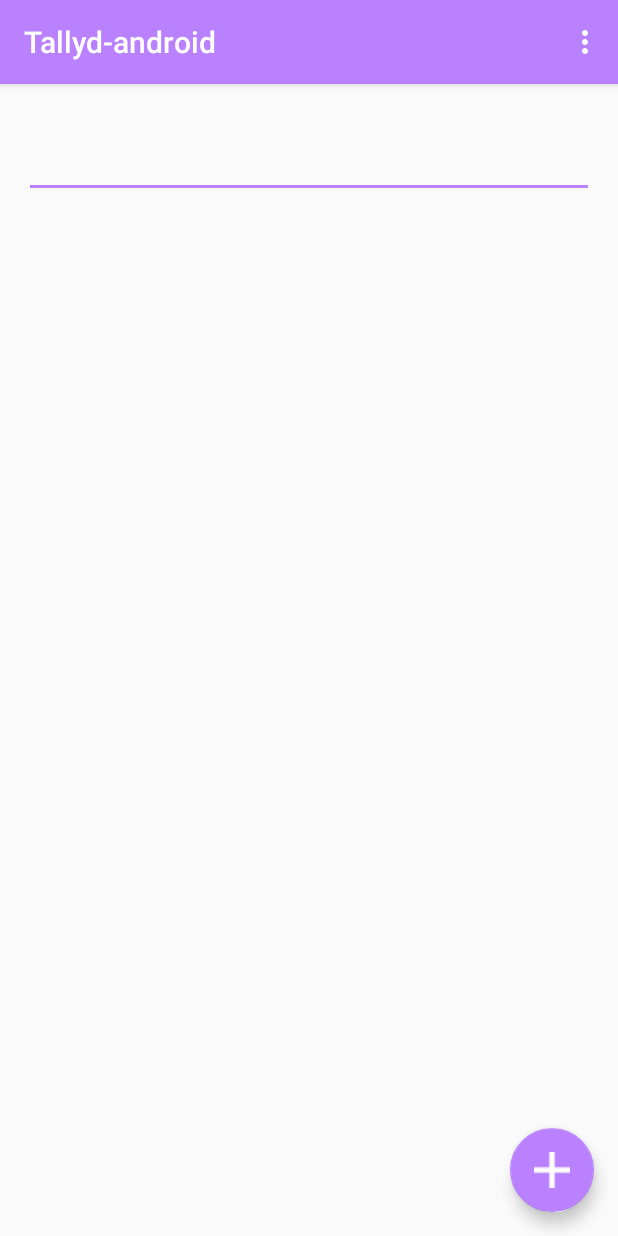
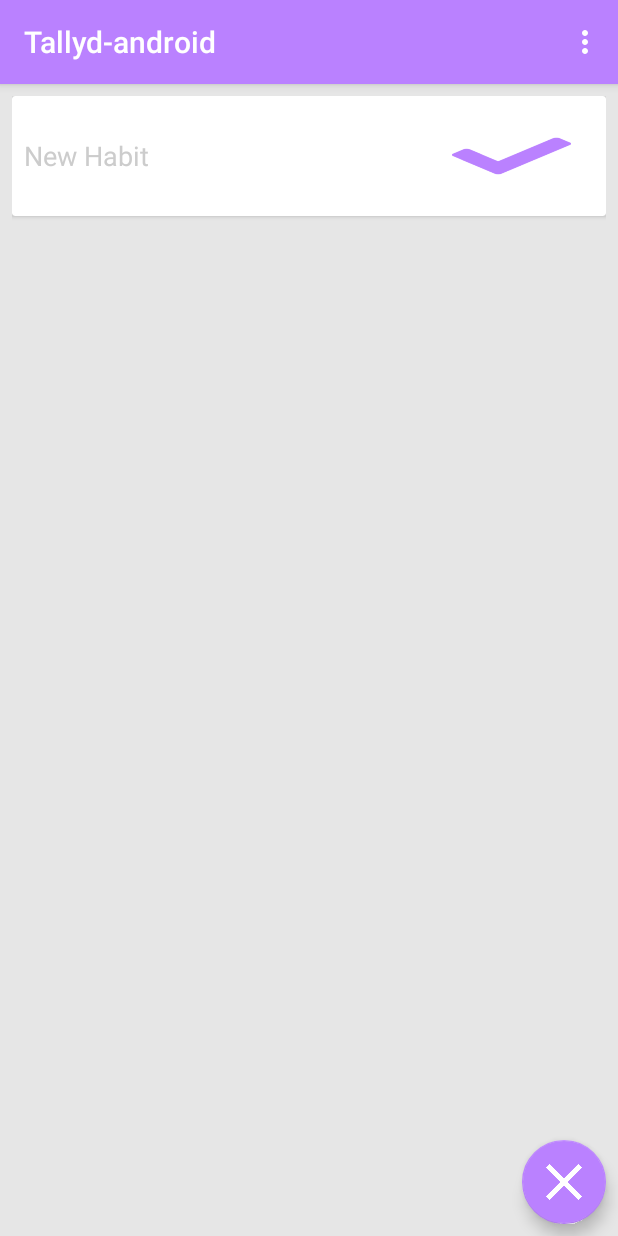
Before and after one commit to yawasare/Tallyd-android, an Android app: the MainActivity screen opened directly, with no data from a screen before it, after a tap on an icon or button, on a phone screen of 412 x 824 dp. Run offline under Robolectric (Android 15) with nearby library versions, the phone set to English and light mode, and no system bars; 1 statement that could not run was skipped.

```diff
--- a/app/src/main/java/productivity/yaw/asare/tallyd_android/MainActivity.java
+++ b/app/src/main/java/productivity/yaw/asare/tallyd_android/MainActivity.java
@@ -1,56 +1,107 @@
 package productivity.yaw.asare.tallyd_android;
 
 import android.app.Dialog;
+import android.content.res.Configuration;
 import android.os.Bundle;
 import android.support.design.widget.FloatingActionButton;
 import android.support.design.widget.Snackbar;
 import android.support.v7.app.AppCompatActivity;
+import android.support.v7.widget.CardView;
 import android.support.v7.widget.Toolbar;
+import android.view.KeyEvent;
 import android.view.View;
 import android.view.Menu;
 import android.view.MenuItem;
 import android.view.WindowManager;
 import android.view.inputmethod.InputMethodManager;
 import android.widget.EditText;
+import android.widget.ImageView;
+import android.widget.Toast;
 
 public class MainActivity extends AppCompatActivity {
 
     EditText mCreateHabitEditText;
-
+    CardView mHabitCard;
+    FloatingActionButton fab;
+    ImageView mConfirmHabit;
     @Override
     protected void onCreate(Bundle savedInstanceState) {
         super.onCreate(savedInstanceState);
         setContentView(R.layout.activity_main);
         Toolbar toolbar = (Toolbar) findViewById(R.id.toolbar);
         setSupportActionBar(toolbar);
+        mHabitCard = (CardView)findViewById(R.id.new_habit_card);
         mCreateHabitEditText = (EditText)findViewById(R.id.new_habit_edit);
+        fab = (FloatingActionButton) findViewById(R.id.fab);
 
-        FloatingActionButton fab = (FloatingActionButton) findViewById(R.id.fab);
-        fab.setOnClickListener(new View.OnClickListener() {
+        mCreateHabitEditText.setOnFocusChangeListener(new View.OnFocusChangeListener() {
             @Override
-            public void onClick(View view) {
-                if(mCreateHabitEditText.getVisibility() == View.VISIBLE){
-                    mCreateHabitEditText.setVisibility(View.GONE);
+            public void onFocusChange(View v, boolean hasFocus) {
+                if(!hasFocus){
+                    mHabitCard.setVisibility(View.GONE);
+                    InputMethodManager imm = (InputMethodManager)getSystemService(MainActivity.INPUT_METHOD_SERVICE);
+                    imm.hideSoftInputFromWindow(mCreateHabitEditText.getWindowToken(), 0);
+                    fab.setImageResource(R.drawable.plus);
                 }
                 else{
-                    mCreateHabitEditText.setVisibility(View.VISIBLE);
-                    mCreateHabitEditText.requestFocus();
-                    MainActivity.this.getWindow().setSoftInputMode(WindowManager.LayoutParams.SOFT_INPUT_STATE_ALWAYS_VISIBLE);
                     InputMethodManager inputMethodManager=(InputMethodManager)getSystemService(MainActivity.INPUT_METHOD_SERVICE);
                     inputMethodManager.toggleSoftInputFromWindow(mCreateHabitEditText.getApplicationWindowToken(), InputMethodManager.SHOW_FORCED, 0);
+                    fab.setImageResource(R.drawable.close);
+                }
+            }
+        });
 
-                    mCreateHabitEditText.setOnFocusChangeListener(new View.OnFocusChangeListener() {
-                        @Override
-                        public void onFocusChange(View v, boolean hasFocus) {
-                            if(!hasFocus){
-                                mCreateHabitEditText.setVisibility(View.GONE);
-                            }
-                        }
-                    });
+        mConfirmHabit.setOnClickListener(new View.OnClickListener() {
+            @Override
+            public void onClick(View v) {
+                if(!mCreateHabitEditText.getText().toString().isEmpty()){
 
                 }
             }
         });
+
+        fab.setOnClickListener(new View.OnClickListener() {
+            @Override
+            public void onClick(View view) {
+                if(mHabitCard.getVisibility() == View.VISIBLE){
+                    mHabitCard.setVisibility(View.GONE);
+                    InputMethodManager imm = (InputMethodManager)getSystemService(MainActivity.INPUT_METHOD_SERVICE);
+                    imm.hideSoftInputFromWindow(mCreateHabitEditText.getWindowToken(), 0);
+                    fab.setImageResource(R.drawable.plus);
+                }
+                else{
+                    mHabitCard.setVisibility(View.VISIBLE);
+                    mCreateHabitEditText.requestFocus();
+                    fab.setImageResource(R.drawable.close);
+                }
+            }
+        });
+    }
+
+    @Override
+    public void onBackPressed(){
+        // do something here and don't write super.onBackPressed()
+        if(mCreateHabitEditText.hasFocus()){
+            mHabitCard.setVisibility(View.GONE);
+            InputMethodManager imm = (InputMethodManager)getSystemService(MainActivity.INPUT_METHOD_SERVICE);
+            imm.hideSoftInputFromWindow(mCreateHabitEditText.getWindowToken(), 0);
+            fab.setImageResource(R.drawable.plus);
+        }
+        else
+            finish();
+    }
+
+    @Override
+    public void onConfigurationChanged(Configuration newConfig) {
+        super.onConfigurationChanged(newConfig);
+
+
+        // Checks whether a hardware keyboard is available
+        if (newConfig.hardKeyboardHidden == Configuration.HARDKEYBOARDHIDDEN_NO) {
+
+        } else if (newConfig.hardKeyboardHidden == Configuration.HARDKEYBOARDHIDDEN_YES) {
+            mCreateHabitEditText.setVisibility(View.GONE);
+        }
     }
 
     @Override
--- a/app/src/main/res/layout/content_main.xml
+++ b/app/src/main/res/layout/content_main.xml
@@ -8,17 +8,52 @@
     android:paddingLeft="@dimen/activity_horizontal_margin"
     android:paddingRight="@dimen/activity_horizontal_margin"
     android:paddingTop="@dimen/activity_vertical_margin"
+    android:background="@color/colorBackground"
     app:layout_behavior="@string/appbar_scrolling_view_behavior"
     tools:context="productivity.yaw.asare.tallyd_android.MainActivity"
     tools:showIn="@layout/activity_main">
 
-    <EditText
-        android:id="@+id/new_habit_edit"
+    <android.support.v7.widget.CardView
+        xmlns:android="http://schemas.android.com/apk/res/android"
         android:layout_width="match_parent"
-        android:layout_height="60dp"
-        android:inputType="textAutoComplete"
+        android:layout_height="80dp"
+        android:id="@+id/new_habit_card"
         android:visibility="gone"
-        />
+        >
+
+        <LinearLayout
+            android:layout_width="match_parent"
+            android:layout_height="match_parent"
+            android:padding="8dp">
+
+            <EditText
+                android:id="@+id/new_habit_edit"
+                android:layout_width="260dp"
+                android:layout_height="60dp"
+                android:inputType="textAutoComplete"
+                android:hint="New Habit"
+                android:textColorHint="#cccccc"
+                android:layout_gravity="center"
+                android:background="#00000000"
+                />
+
+            <ImageView
+                android:layout_width="wrap_content"
+                android:layout_height="match_parent"
+                android:id="@+id/confirm_habit"
+                android:scaleType="fitXY"
+                android:padding="15dp"
+                android:paddingStart="25dp"
+                android:paddingLeft="25dp"
+                android:src="@drawable/mark"
+                />
+
+        </LinearLayout>
+
+
+    </android.support.v7.widget.CardView>
+
+
 
     <android.support.v7.widget.RecyclerView
         android:id="@+id/my_recycler_view"
--- a/app/src/main/res/values/colors.xml
+++ b/app/src/main/res/values/colors.xml
@@ -3,4 +3,5 @@
     <color name="colorPrimary">#ba81ff</color>
     <color name="colorPrimaryDark">#ba81ff</color>
     <color name="colorAccent">#ba81ff</color>
+    <color name="colorBackground">#e6e6e6</color>
 </resources>
--- a/app/src/main/res/values/dimens.xml
+++ b/app/src/main/res/values/dimens.xml
@@ -1,6 +1,6 @@
 <resources>
     <!-- Default screen margins, per the Android Design guidelines. -->
-    <dimen name="activity_horizontal_margin">16dp</dimen>
-    <dimen name="activity_vertical_margin">16dp</dimen>
-    <dimen name="fab_margin">16dp</dimen>
+    <dimen name="activity_horizontal_margin">8dp</dimen>
+    <dimen name="activity_vertical_margin">8dp</dimen>
+    <dimen name="fab_margin">8dp</dimen>
 </resources>
```
Also changed, not shown: app/src/main/AndroidManifest.xml (+8 -2 lines), app/src/main/res/drawable/close.png (added), app/src/main/res/drawable/cross.png (added), app/src/main/res/drawable/mark.png (added).
